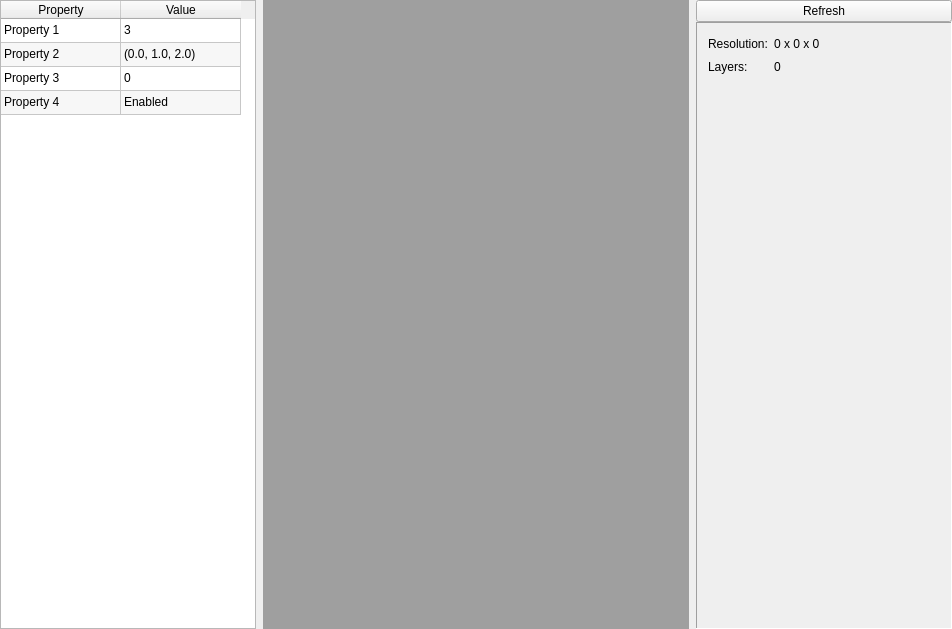
PegasusEngine/Pegasus, file Source/Editor/Texture/TextureEditorDockWidget.ui: the form before one commit.
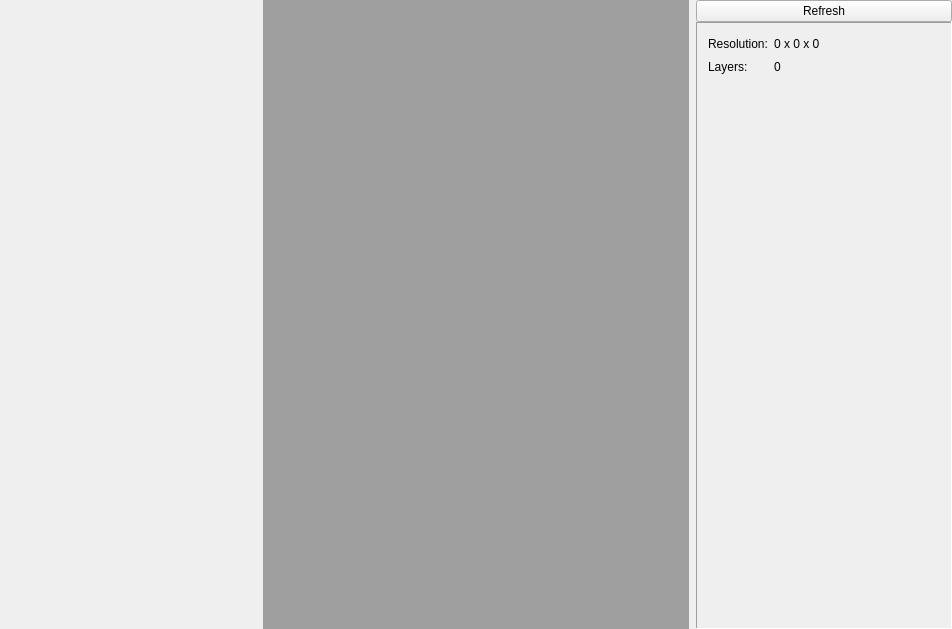
The form after the commit. Icons and pictures are not drawn. Custom widgets are drawn as their Qt base class.

Commit message:
[PROPERTYGRID/EDITOR/TEXTURE] Created the property grid widget with all the associated proxies. Added support for all property types except enums. Added the widget to the texture editor, with a temporary source of data for testing.
[git-p4: depot-paths = "//Pegasus/DL/": change = 1856]

```diff
--- a/Source/Editor/Texture/TextureEditorDockWidget.ui
+++ b/Source/Editor/Texture/TextureEditorDockWidget.ui
@@ -33,113 +33,19 @@
        <number>7</number>
       </property>
       <item>
-       <widget class="QTableWidget" name="propertyGridTableWidget">
+       <widget class="PropertyGridWidget" name="propertyGridWidget" native="true">
+        <property name="sizePolicy">
+         <sizepolicy hsizetype="Expanding" vsizetype="Expanding">
+          <horstretch>0</horstretch>
+          <verstretch>0</verstretch>
+         </sizepolicy>
+        </property>
         <property name="minimumSize">
          <size>
           <width>256</width>
           <height>0</height>
          </size>
         </property>
-        <property name="alternatingRowColors">
-         <bool>true</bool>
-        </property>
-        <property name="selectionMode">
-         <enum>QAbstractItemView::SingleSelection</enum>
-        </property>
-        <property name="gridStyle">
-         <enum>Qt::SolidLine</enum>
-        </property>
-        <property name="cornerButtonEnabled">
-         <bool>false</bool>
-        </property>
-        <property name="columnCount">
-         <number>2</number>
-        </property>
-        <attribute name="horizontalHeaderDefaultSectionSize">
-         <number>120</number>
-        </attribute>
-        <attribute name="horizontalHeaderMinimumSectionSize">
-         <number>64</number>
-        </attribute>
-        <attribute name="verticalHeaderVisible">
-         <bool>false</bool>
-        </attribute>
-        <attribute name="verticalHeaderDefaultSectionSize">
-         <number>24</number>
-        </attribute>
-        <attribute name="verticalHeaderMinimumSectionSize">
-         <number>24</number>
-        </attribute>
-        <row>
-         <property name="text">
-          <string>Property 1</string>
-         </property>
-        </row>
-        <row>
-         <property name="text">
-          <string>Property 2</string>
-         </property>
-        </row>
-        <row>
-         <property name="text">
-          <string>Property 3</string>
-         </property>
-        </row>
-        <row>
-         <property name="text">
-          <string>Property 4</string>
-         </property>
-        </row>
-        <column>
-         <property name="text">
-          <string>Property</string>
-         </property>
-        </column>
-        <column>
-         <property name="text">
-          <string>Value</string>
-         </property>
-        </column>
-        <item row="0" column="0">
-         <property name="text">
-          <string>Property 1</string>
-         </property>
-        </item>
-        <item row="0" column="1">
-         <property name="text">
-          <string>3</string>
-         </property>
-        </item>
-        <item row="1" column="0">
-         <property name="text">
-          <string>Property 2</string>
-         </property>
-        </item>
-        <item row="1" column="1">
-         <property name="text">
-          <string>(0.0, 1.0, 2.0)</string>
-         </property>
-        </item>
-        <item row="2" column="0">
-         <property name="text">
-          <string>Property 3</string>
-         </property>
-        </item>
-        <item row="2" column="1">
-         <property name="text">
-          <string>0</string>
-         </property>
-        </item>
-        <item row="3" column="0">
-         <property name="text">
-          <string>Property 4</string>
-         </property>
-        </item>
-        <item row="3" column="1">
-         <property name="text">
-          <string>Enabled</string>
-         </property>
-        </item>
        </widget>
       </item>
       <item>
@@ -277,6 +183,14 @@
   </action>
  </widget>
  <layoutdefault spacing="6" margin="11"/>
+ <customwidgets>
+  <customwidget>
+   <class>PropertyGridWidget</class>
+   <extends>QWidget</extends>
+   <header>PropertyGrid/PropertyGridWidget.h</header>
+   <container>1</container>
+  </customwidget>
+ </customwidgets>
  <resources>
   <include location="../Resources/Resources.qrc"/>
  </resources>
```
The commit also changes 68 other files.
